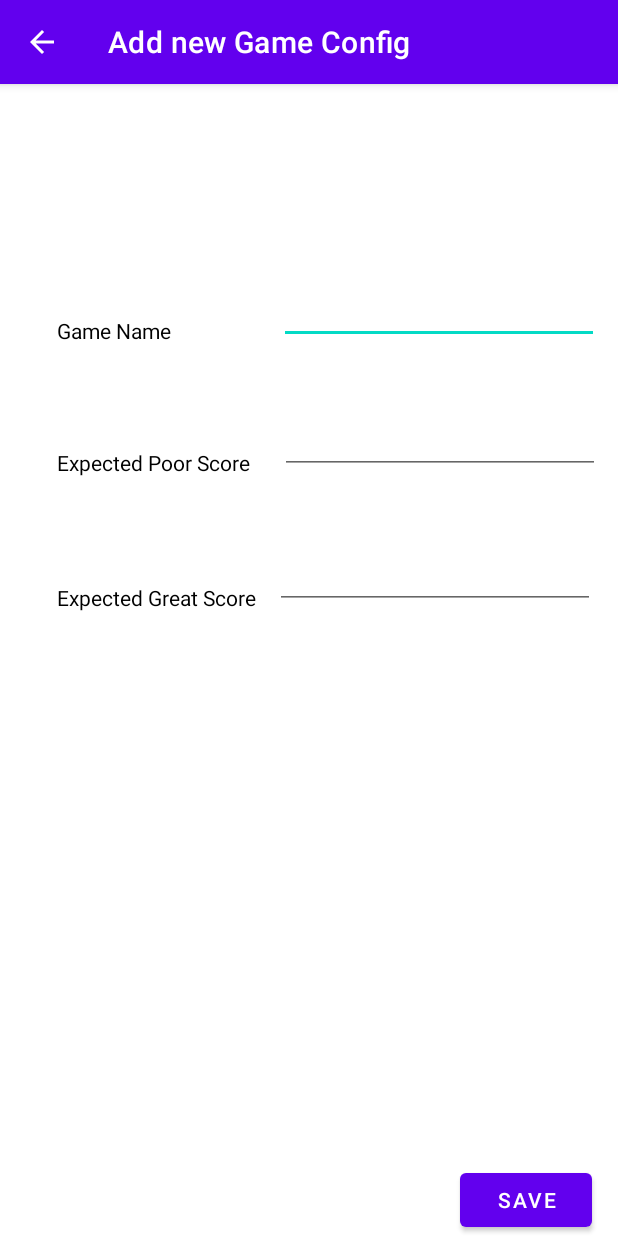
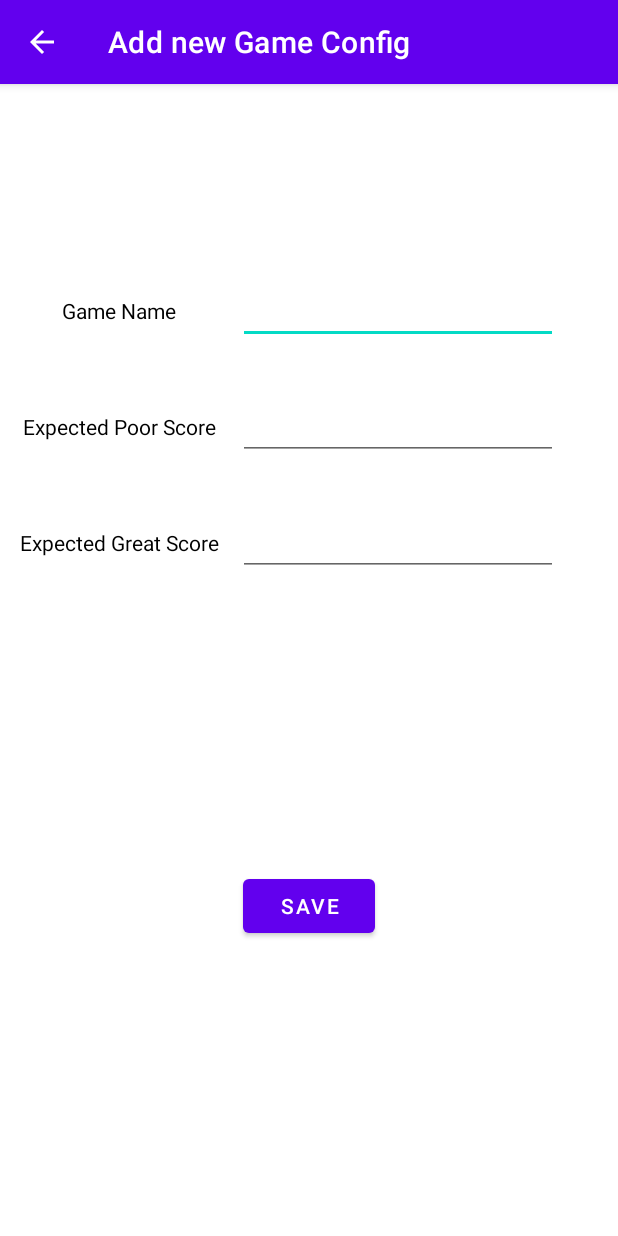
Before and after one commit to simran-nijjar/gameconfigurationapp, an Android app: the AddConfiguration screen opened directly, with no data from a screen before it, after a tap on "SAVE", on a phone screen of 412 x 824 dp. Run offline under Robolectric (Android 15) with nearby library versions, the phone set to English and light mode, and no system bars.

Commit message:
new validation method + some layout restrains changes

```diff
--- a/app/src/main/java/ca/sfu/dba56/cmpt276/AddConfiguration.java
+++ b/app/src/main/java/ca/sfu/dba56/cmpt276/AddConfiguration.java
@@ -67,7 +67,6 @@ public class AddConfiguration extends AppCompatActivity {
             //TODO: save game using ConfigurationsManager
             convertTxtToStr();
             //Save game if all values are valid
-            convertStringToInt();
             if (isUserInputValid()) {
                 Configuration newConfig = new Configuration(strGameName, intExpPoorScore, intExpGreatScore);
                 ConfigurationsManager manager = ConfigurationsManager.getInstance();
@@ -91,42 +90,20 @@ public class AddConfiguration extends AppCompatActivity {
     }
 
     private boolean isUserInputValid(){
-        boolean isEmpty = true;
-        boolean isPoorLess = false;
-        if (checkInputNotEmpty(strGameName)
-                && checkInputNotEmpty(strExpPoorScore)
-                && checkInputNotEmpty(strExpGreatScore)){
-            isEmpty = false;
-        }
-
-        if (isPoorScoreLessThanGreat(intExpPoorScore, intExpGreatScore)){
-            isPoorLess = true;
-        }
-
-        if (isEmpty == false && isPoorLess == true){
-            return true;
-        }
-        return false;
-    }
-
-    private boolean checkInputNotEmpty(String userInput){
-        //check if inputs are not empty
-        if (TextUtils.isEmpty(userInput)){
+        if (TextUtils.isEmpty(strGameName)
+                || TextUtils.isEmpty(strExpPoorScore)
+                || TextUtils.isEmpty(strExpGreatScore)){
             Toast.makeText(this, "ERROR: Text fields cannot be empty. Please enter correct values and try again",
                     Toast.LENGTH_SHORT).show();
+            return false;
+        }
+        convertStringToInt();
+        if (intExpPoorScore >= intExpGreatScore){
+            Toast.makeText(this, "Poor score must be less than great score. Try again", Toast.LENGTH_SHORT).show();
             return false;
         }
         return true;
     }
 
-    private boolean isPoorScoreLessThanGreat(int low, int great){
-        if (low < great){
-            return true;
-        }
-        else {
-            Toast.makeText(this, "Poor score must be less than great score. Try again", Toast.LENGTH_SHORT).show();
-            return false;
-        }
-    }
     //end of the class
 }
--- a/app/src/main/res/layout/add_configuration.xml
+++ b/app/src/main/res/layout/add_configuration.xml
@@ -11,12 +11,10 @@
         android:layout_height="wrap_content"
         android:text="Game Name"
         android:textColor="#000000"
-        app:layout_constraintBottom_toBottomOf="parent"
-        app:layout_constraintEnd_toEndOf="parent"
-        app:layout_constraintHorizontal_bias="0.114"
+        app:layout_constraintBottom_toBottomOf="@+id/inputName"
+        app:layout_constraintEnd_toStartOf="@+id/inputName"
         app:layout_constraintStart_toStartOf="parent"
-        app:layout_constraintTop_toTopOf="parent"
-        app:layout_constraintVertical_bias="0.207" />
+        app:layout_constraintTop_toTopOf="@+id/inputName" />
 
     <TextView
         android:id="@+id/txtExpectedPoorScore"
@@ -24,12 +22,10 @@
         android:layout_height="wrap_content"
         android:text="Expected Poor Score"
         android:textColor="#000000"
-        app:layout_constraintBottom_toBottomOf="parent"
-        app:layout_constraintEnd_toEndOf="parent"
-        app:layout_constraintHorizontal_bias="0.133"
+        app:layout_constraintBottom_toBottomOf="@+id/inputLowScore"
+        app:layout_constraintEnd_toStartOf="@+id/inputLowScore"
         app:layout_constraintStart_toStartOf="parent"
-        app:layout_constraintTop_toBottomOf="@+id/txtGameName"
-        app:layout_constraintVertical_bias="0.119" />
+        app:layout_constraintTop_toTopOf="@+id/inputLowScore" />
 
     <TextView
         android:id="@+id/txtExpectedGreatScore"
@@ -37,12 +33,10 @@
         android:layout_height="wrap_content"
         android:text="Expected Great Score"
         android:textColor="#000000"
-        app:layout_constraintBottom_toBottomOf="parent"
-        app:layout_constraintEnd_toEndOf="parent"
-        app:layout_constraintHorizontal_bias="0.135"
+        app:layout_constraintBottom_toBottomOf="@+id/inputHighScore"
+        app:layout_constraintEnd_toStartOf="@+id/inputHighScore"
         app:layout_constraintStart_toStartOf="parent"
-        app:layout_constraintTop_toBottomOf="@+id/txtExpectedPoorScore"
-        app:layout_constraintVertical_bias="0.145" />
+        app:layout_constraintTop_toTopOf="@+id/inputHighScore" />
 
     <EditText
         android:id="@+id/inputName"
@@ -52,8 +46,8 @@
         android:inputType="textPersonName"
         app:layout_constraintBottom_toBottomOf="parent"
         app:layout_constraintEnd_toEndOf="parent"
-        app:layout_constraintHorizontal_bias="0.854"
-        app:layout_constraintStart_toEndOf="@+id/txtGameName"
+        app:layout_constraintHorizontal_bias="0.8"
+        app:layout_constraintStart_toStartOf="parent"
         app:layout_constraintTop_toTopOf="parent"
         app:layout_constraintVertical_bias="0.177" />
 
@@ -64,32 +58,29 @@
         android:text="Save"
         app:layout_constraintBottom_toBottomOf="parent"
         app:layout_constraintEnd_toEndOf="parent"
-        app:layout_constraintHorizontal_bias="0.947"
-        app:layout_constraintStart_toStartOf="parent" />
+        app:layout_constraintStart_toStartOf="parent"
+        app:layout_constraintTop_toBottomOf="@+id/inputHighScore" />
 
     <EditText
         android:id="@+id/inputLowScore"
         android:layout_width="wrap_content"
         android:layout_height="wrap_content"
-        android:layout_marginStart="20dp"
+        android:layout_marginTop="32dp"
         android:ems="10"
         android:inputType="numberSigned"
-        app:layout_constraintBottom_toBottomOf="parent"
-        app:layout_constraintStart_toEndOf="@+id/txtExpectedPoorScore"
-        app:layout_constraintTop_toBottomOf="@+id/inputName"
-        app:layout_constraintVertical_bias="0.075" />
+        app:layout_constraintEnd_toEndOf="@+id/inputName"
+        app:layout_constraintStart_toStartOf="@+id/inputName"
+        app:layout_constraintTop_toBottomOf="@+id/inputName" />
 
     <EditText
         android:id="@+id/inputHighScore"
         android:layout_width="wrap_content"
         android:layout_height="wrap_content"
+        android:layout_marginTop="32dp"
         android:ems="10"
         android:inputType="numberSigned"
-        app:layout_constraintBottom_toBottomOf="parent"
-        app:layout_constraintEnd_toEndOf="parent"
-        app:layout_constraintHorizontal_bias="0.448"
-        app:layout_constraintStart_toEndOf="@+id/txtExpectedGreatScore"
-        app:layout_constraintTop_toBottomOf="@+id/inputLowScore"
-        app:layout_constraintVertical_bias="0.096" />
+        app:layout_constraintEnd_toEndOf="@+id/inputLowScore"
+        app:layout_constraintStart_toStartOf="@+id/inputLowScore"
+        app:layout_constraintTop_toBottomOf="@+id/inputLowScore" />
 
 </androidx.constraintlayout.widget.ConstraintLayout>
```
